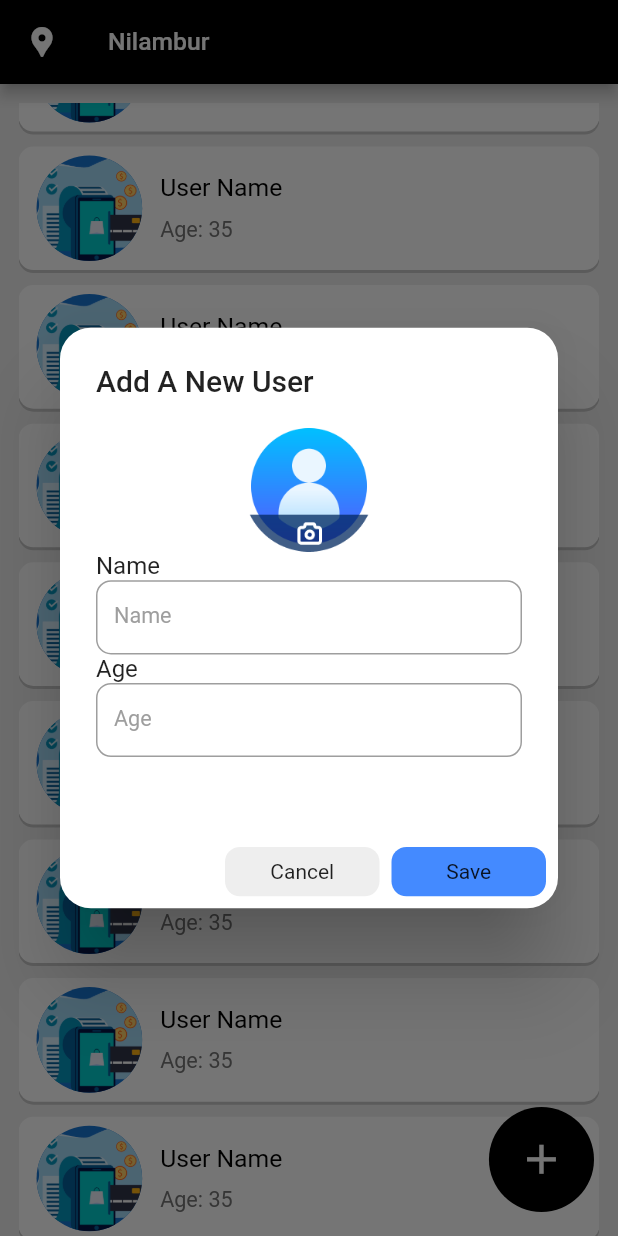
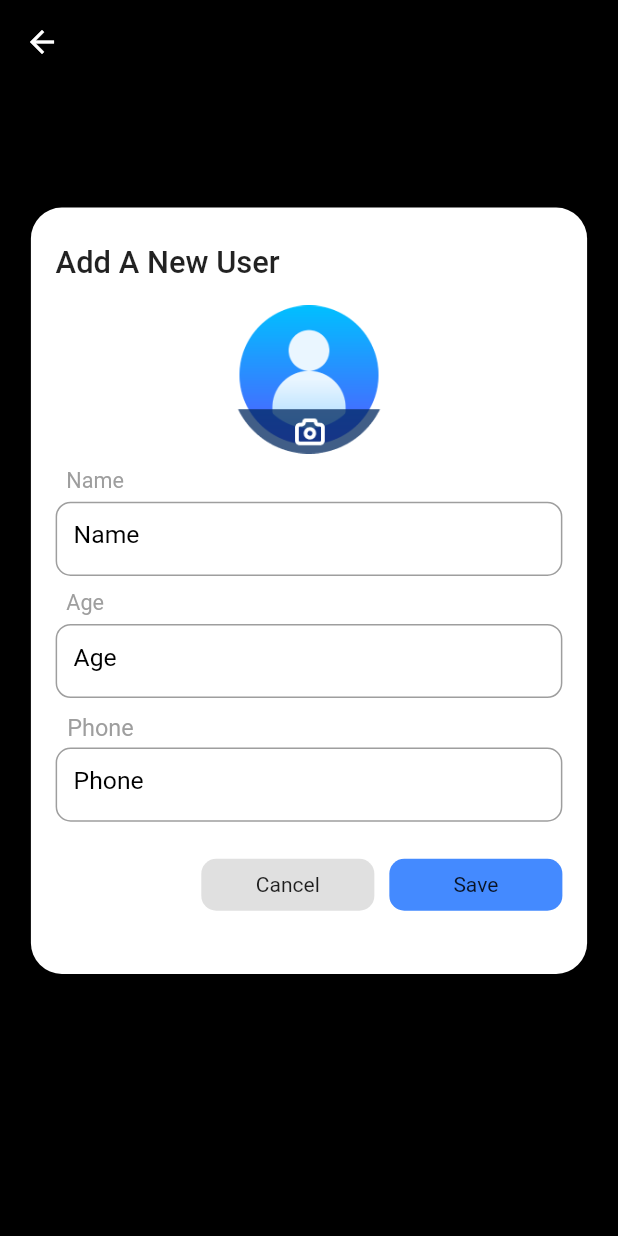
Before and after one commit to SalmanFarizss/UserVerse, a Flutter app: the HomeScreen screen opened directly, scrolled down 158 dp, after a tap on the "add" icon, on a phone screen of 412 x 824 dp. Run offline on Flutter 3.47's test engine with Material 2 defaults, Android fonts, the phone set to English and light mode, and no system bars; our stand-ins replace cloud_firestore, firebase_auth, firebase_core, firebase_storage, flutter_bloc, image_picker and 1 more; accounts and stored records are empty.

Commit message:
add user, user list : back end

```diff
--- /dev/null
+++ b/lib/core/constants/firebase_constants.dart
@@ -0,0 +1,3 @@
+class FirebaseConstants {
+  static const usersCollection='users';
+}
--- a/lib/bloc/auth_bloc.dart
+++ b/lib/features/auth/bloc/auth_bloc.dart
@@ -5,7 +5,7 @@ part 'auth_events.dart';
 
 class AuthBloc extends Bloc<AuthEvents, AuthState> {
   final FirebaseAuth _auth = FirebaseAuth.instance;
-  AuthBloc() : super(InitialState()) {
+  AuthBloc() : super(AuthInitialState()) {
     //sending otp
     on<PhoneSignIn>((event, emit) async {
       try {
--- a/lib/bloc/auth_state.dart
+++ b/lib/features/auth/bloc/auth_state.dart
@@ -1,6 +1,6 @@
 sealed class AuthState {}
 
-final class InitialState extends AuthState {}
+final class AuthInitialState extends AuthState {}
 
 final class AuthFailure extends AuthState {
   String error;
--- a/lib/features/auth/screens/login_screen.dart
+++ b/lib/features/auth/screens/login_screen.dart
@@ -3,11 +3,12 @@ import 'package:flutter/gestures.dart';
 import 'package:flutter/material.dart';
 import 'package:flutter/services.dart';
 import 'package:flutter_bloc/flutter_bloc.dart';
-import 'package:user_verse/bloc/auth_bloc.dart';
-import 'package:user_verse/bloc/auth_state.dart';
 import 'package:user_verse/core/globals.dart';
 import 'package:user_verse/core/utils.dart';
 import 'package:user_verse/features/auth/screens/otp_screen.dart';
+
+import '../bloc/auth_bloc.dart';
+import '../bloc/auth_state.dart';
 
 class LoginScreen extends StatefulWidget {
   const LoginScreen({super.key});
--- a/lib/features/auth/screens/otp_screen.dart
+++ b/lib/features/auth/screens/otp_screen.dart
@@ -2,10 +2,10 @@ import 'package:flutter/cupertino.dart';
 import 'package:flutter/material.dart';
 import 'package:flutter_bloc/flutter_bloc.dart';
 import 'package:pinput/pinput.dart';
-import 'package:user_verse/bloc/auth_bloc.dart';
-import 'package:user_verse/bloc/auth_state.dart';
+import 'package:user_verse/features/auth/bloc/auth_bloc.dart';
+import 'package:user_verse/features/auth/bloc/auth_state.dart';
 import 'package:user_verse/features/auth/screens/login_screen.dart';
-import 'package:user_verse/features/home/home_screen.dart';
+import 'package:user_verse/features/home/screens/home_screen.dart';
 import '../../../core/globals.dart';
 import '../../../core/utils.dart';
 
--- a/lib/features/auth/screens/splash_screen.dart
+++ b/lib/features/auth/screens/splash_screen.dart
@@ -2,7 +2,7 @@ import 'package:flutter/cupertino.dart';
 import 'package:flutter/material.dart';
 import 'package:user_verse/core/globals.dart';
 import 'package:user_verse/features/auth/screens/login_screen.dart';
-import 'package:user_verse/features/home/home_screen.dart';
+import 'package:user_verse/features/home/screens/home_screen.dart';
 class SplashScreen extends StatefulWidget {
   const SplashScreen({super.key});
 
@@ -14,7 +14,7 @@ class _SplashScreenState extends State<SplashScreen> {
   @override
   void initState() {
     Future.delayed(const Duration(seconds: 2),(){
-      Navigator.pushReplacement(context, CupertinoPageRoute(builder: (context) => const LoginScreen(),));
+      Navigator.pushReplacement(context, CupertinoPageRoute(builder: (context) => const HomeScreen(),));
     });
     super.initState();
   }
--- /dev/null
+++ b/lib/features/home/bloc/home_events.dart
@@ -0,0 +1,20 @@
+part of 'home_bloc.dart';
+
+sealed class HomeEvents {}
+
+final class AddUser extends HomeEvents {
+  String name;
+  String phone;
+  int age;
+  File? profileImage;
+  AddUser(
+      {required this.name,
+      required this.phone,
+      required this.age,
+      required this.profileImage});
+}
+final class GetUsers extends HomeEvents{}
+final class UploadImage extends HomeEvents {
+  File image;
+  UploadImage({required this.image});
+}
--- /dev/null
+++ b/lib/features/home/bloc/home_state.dart
@@ -0,0 +1,12 @@
+sealed class HomeState {}
+
+final class HomeInitialState extends HomeState {}
+
+final class HomeFailure extends HomeState {
+  String error;
+  HomeFailure({required this.error});
+}
+
+final class HomeSuccess extends HomeState {}
+
+final class HomeLoading extends HomeState {}
--- /dev/null
+++ b/lib/features/home/bloc/image_cubit.dart
@@ -0,0 +1,13 @@
+import 'dart:io';
+import 'package:flutter_bloc/flutter_bloc.dart';
+import 'package:image_picker/image_picker.dart';
+
+class ImageCubit extends Cubit<File?>{
+  ImageCubit():super(null);
+  Future<void> pickImage() async {
+    var pickedFile=await ImagePicker().pickImage(source: ImageSource.gallery);
+    if(pickedFile!=null){
+      return emit(File(pickedFile.path));
+    }
+  }
+}
--- /dev/null
+++ b/lib/features/home/screens/add_user.dart
@@ -0,0 +1,218 @@
+import 'dart:io';
+import 'package:flutter/material.dart';
+import 'package:flutter/services.dart';
+import 'package:flutter_bloc/flutter_bloc.dart';
+import 'package:user_verse/core/globals.dart';
+import 'package:user_verse/core/utils.dart';
+import 'package:user_verse/features/home/bloc/home_bloc.dart';
+import 'package:user_verse/features/home/bloc/home_state.dart';
+import 'package:user_verse/features/home/bloc/image_cubit.dart';
+
+class AddNewUser extends StatefulWidget {
+  const AddNewUser({super.key});
+
+  @override
+  State<AddNewUser> createState() => _AddNewUserState();
+}
+
+class _AddNewUserState extends State<AddNewUser> {
+  TextEditingController nameController = TextEditingController();
+  TextEditingController ageController = TextEditingController();
+  TextEditingController phoneController = TextEditingController();
+  final imageCubit=ImageCubit();
+  @override
+  Widget build(BuildContext context) {
+    return Scaffold(
+      appBar: AppBar(
+        backgroundColor: Colors.black,
+      ),
+      backgroundColor: Colors.black,
+      body: BlocConsumer<HomeBloc,HomeState>(listener: (context, state) {
+        if(state is HomeFailure){
+          failureSnackBar(context, state.error);
+        }
+        if(state is HomeSuccess){
+          successSnackBar(context, 'User Added...');
+          Navigator.pop(context);
+        }
+      },
+        builder: (context, state) {
+          if(state is HomeLoading){
+            return const Center(child: CircularProgressIndicator(),);
+          }
+          return SingleChildScrollView(
+            child: Center(
+              child: Padding(
+                padding: EdgeInsets.symmetric(
+                    horizontal: width * 0.05, vertical: height * 0.1),
+                child: Container(
+                  decoration: BoxDecoration(
+                      borderRadius: BorderRadius.circular(width * 0.05),
+                      color: Colors.white),
+                  height: height * 0.62,
+                  child: Padding(
+                    padding: EdgeInsets.symmetric(
+                        horizontal: width * 0.04, vertical: height * 0.03),
+                    child: BlocBuilder<ImageCubit,File?>(
+                      bloc: imageCubit,
+                      builder: (context,image) {
+                        return Column(
+                          crossAxisAlignment: CrossAxisAlignment.start,
+                          children: [
+                            Text(
+                              'Add A New User',
+                              style: TextStyle(
+                                  fontSize: width * 0.05, fontWeight: FontWeight.w500),
+                            ),
+                            SizedBox(
+                              height: height * 0.02,
+                            ),
+                            SizedBox(
+                              height: height * 0.12,
+                              width: width,
+                              child: InkWell(
+                                  onTap: () {
+                                    imageCubit.pickImage();
+                                  },
+                                  child:image==null?
+                                  Image.asset('assets/images/default_avatar.png'):CircleAvatar(radius:width*0.2,backgroundImage:FileImage(image,))),
+                            ),
+                            const SizedBox(
+                              height: 10,
+                            ),
+                            Text(
+                              '  Name',
+                              style: TextStyle(
+                                  color: Colors.grey, fontSize: width * 0.035),
+                            ),
+                            const SizedBox(
+                              height: 5,
+                            ),
+                            SizedBox(
+                              height: height * 0.06,
+                              child: TextFormField(
+                                controller: nameController,
+                                decoration: InputDecoration(
+                                    hintText: 'Name',
+                                    hintStyle: TextStyle(
+                                        fontSize: width * 0.04, color: Colors.black),
+                                    border: OutlineInputBorder(
+                                        borderRadius: BorderRadius.circular(10),
+                                        borderSide:
+                                        BorderSide(color: Colors.grey.shade100))),
+                              ),
+                            ),
+                            const SizedBox(
+                              height: 10,
+                            ),
+                            Text(
+                              '  Age',
+                              style: TextStyle(
+                                  color: Colors.grey, fontSize: width * 0.035),
+                            ),
+                            const SizedBox(
+                              height: 5,
+                            ),
+                            SizedBox(
+                              height: height * 0.06,
+                              child: TextFormField(
+                                inputFormatters: [LengthLimitingTextInputFormatter(3)],
+                                controller: ageController,
+                                keyboardType: TextInputType.number,
+                                decoration: InputDecoration(
+                                    hintText: 'Age',
+                                    hintStyle: TextStyle(
+                                        fontSize: width * 0.04, color: Colors.black),
+                                    border: OutlineInputBorder(
+                                        borderRadius: BorderRadius.circular(10),
+                                        borderSide:
+                                        BorderSide(color: Colors.grey.shade100))),
+                              ),
+                            ),
+                            const SizedBox(
+                              height: 10,
+                            ),
+                            Text(
+                              '  Phone',
+                              style: TextStyle(
+                                  color: Colors.grey, fontSize: width * 0.038),
+                            ),
+                            const SizedBox(
+                              height: 5,
+                            ),
+                            SizedBox(
+                              height: height * 0.06,
+                              child: TextFormField(
+                                inputFormatters: [LengthLimitingTextInputFormatter(10)],
+                                controller: phoneController,
+                                keyboardType: TextInputType.phone,
+                                decoration: InputDecoration(
+                                    hintText: 'Phone',
+                                    hintStyle: TextStyle(
+                                        fontSize: width * 0.04, color: Colors.black),
+                                    border: OutlineInputBorder(
+                                        borderRadius: BorderRadius.circular(10),
+                                        borderSide:
+                                        BorderSide(color: Colors.grey.shade100))),
+                              ),
+                            ),
+                            SizedBox(
+                              height: height * 0.03,
+                            ),
+                            Row(
+                              mainAxisAlignment: MainAxisAlignment.end,
+                              children: [
+                                InkWell(
+                                  onTap: () {
+                                    Navigator.pop(context);
+                                  },
+                                  child: Container(
+                                    decoration: BoxDecoration(
+                                        borderRadius: BorderRadius.circular(10),
+                                        color: Colors.grey.shade300),
+                                    height: height * 0.042,
+                                    width: width * 0.28,
+                                    child: const Center(
+                                      child: Text('Cancel'),
+                                    ),
+                                  ),
+                                ),
+                                const SizedBox(
+                                  width: 10,
+                                ),
+                                InkWell(
+                                  onTap: () {
+                                    context.read<HomeBloc>().add(AddUser(
+                                      phone: phoneController.text.trim(),
+                                      name: nameController.text.trim(),
+                                      age: int.tryParse(ageController.text.trim()) ?? 0,
+                                      profileImage: image,
+                                    ));
+                                  },
+                                  child: Container(
+                                    decoration: BoxDecoration(
+                                        borderRadius: BorderRadius.circular(10),
+                                        color: Colors.blueAccent),
+                                    height: height * 0.042,
+                                    width: width * 0.28,
+                                    child: const Center(
+                                      child: Text('Save'),
+                                    ),
+                                  ),
+                                )
+                              ],
+                            )
+                          ],
+                        );
+                      }
+                    ),
+                  ),
+                ),
+              ),
+            ),
+          );
+        }
+      ),
+    );
+  }
+}
--- a/lib/features/home/home_screen.dart
+++ b/lib/features/home/screens/home_screen.dart
@@ -1,9 +1,14 @@
+import 'package:firebase_auth/firebase_auth.dart';
+import 'package:flutter/cupertino.dart';
 import 'package:flutter/material.dart';
+import 'package:user_verse/features/home/bloc/home_bloc.dart';
+import 'package:user_verse/features/home/screens/add_user.dart';
+import 'package:user_verse/models/user_model.dart';
 
-import '../../core/globals.dart';
+import '../../../core/globals.dart';
 
 class HomeScreen extends StatefulWidget {
-  const   HomeScreen({super.key});
+  const HomeScreen({super.key});
 
   @override
   State<HomeScreen> createState() => _HomeScreenState();
@@ -11,6 +16,7 @@ class HomeScreen extends StatefulWidget {
 
 class _HomeScreenState extends State<HomeScreen> {
   TextEditingController searchController = TextEditingController();
+  final _homeBloc = HomeBloc();
   @override
   Widget build(BuildContext context) {
     return SafeArea(
@@ -90,11 +96,18 @@ class _HomeScreenState extends State<HomeScreen> {
                 ),
                 SizedBox(
                   height: height,
-                  child: ListView.builder(
+                  child: StreamBuilder<List<UserModel>>(
+                    stream: _homeBloc.usersStream,
+                    builder: (context, snapshot) {
+                      if (snapshot.hasData) {
+                        final users = snapshot.data!;
+                        return ListView.builder(
                             shrinkWrap: true,
                             physics: NeverScrollableScrollPhysics(),
-                      itemCount: 15,
-                      itemBuilder: (context, index) => Padding(
+                            itemCount: users.length,
+                            itemBuilder: (context, index) {
+                              UserModel user=users[index];
+                              return Padding(
                                   padding: EdgeInsets.symmetric(vertical: 5),
                                   child: Container(
                                     height: height * 0.1,
@@ -110,23 +123,24 @@ class _HomeScreenState extends State<HomeScreen> {
                                       color: Colors.white,
                                     ),
                                     child: Row(
-                                mainAxisAlignment: MainAxisAlignment.start,
+                                      mainAxisAlignment:
+                                          MainAxisAlignment.start,
                                       children: [
                                         Padding(
                                           padding: EdgeInsets.all(6),
                                           child: CircleAvatar(
-                                      backgroundImage: AssetImage(
-                                          'assets/images/login_image.png'),
+                                            backgroundImage: NetworkImage(user.profile),
                                             radius: height * 0.05,
                                           ),
                                         ),
                                         Column(
                                           crossAxisAlignment:
                                               CrossAxisAlignment.start,
-                                    mainAxisAlignment: MainAxisAlignment.center,
+                                          mainAxisAlignment:
+                                              MainAxisAlignment.center,
                                           children: [
                                             Text(
-                                        'User Name',
+                                              user.name,
                                               style: TextStyle(
                                                   fontSize: width * 0.04,
                                                   color: Colors.black),
@@ -135,7 +149,7 @@ class _HomeScreenState extends State<HomeScreen> {
                                               height: 10,
                                             ),
                                             Text(
-                                        'Age: 35',
+                                              user.age.toString(),
                                               style: TextStyle(
                                                   fontSize: width * 0.035,
                                                   color: Colors.grey.shade600),
@@ -145,7 +159,15 @@ class _HomeScreenState extends State<HomeScreen> {
                                       ],
                                     ),
                                   ),
-                          )),
+                                );
+                            });
+                      } else if (snapshot.hasError) {
+                        return Text('Error: ${snapshot.error}');
+                      } else {
+                        return Center(child: CircularProgressIndicator());
+                      }
+                    },
+                  ),
                 )
               ],
             ),
@@ -153,7 +175,11 @@ class _HomeScreenState extends State<HomeScreen> {
         ),
         floatingActionButton: InkWell(
           onTap: () {
-            addNewUser(context: context);
+            Navigator.push(
+                context,
+                CupertinoPageRoute(
+                  builder: (context) => const AddNewUser(),
+                ));
           },
           child: CircleAvatar(
             radius: width * 0.085,
@@ -168,100 +194,12 @@ class _HomeScreenState extends State<HomeScreen> {
       ),
     );
   }
-
-  Future<void> addNewUser({required BuildContext context}) async {
-    TextEditingController nameController = TextEditingController();
-    TextEditingController ageController = TextEditingController();
-    showDialog(
-      context: context,
-      builder: (context) => AlertDialog(
-
-        shape: RoundedRectangleBorder(borderRadius: BorderRadius.circular(width*0.05)),
-        title: Text('Add A New User'),
-        content: SizedBox(
-          height: height * 0.3,
-          width: width ,
-          child: Column(
-            crossAxisAlignment: CrossAxisAlignment.start,
-            children: [
-              SizedBox(
-                height: height * 0.1,
-                width: width,
-                child: Image.asset('assets/images/default_avatar.png'),
-              ),
-              Text('Name'),
-              SizedBox(
-                height: height * 0.06,
-                child: TextFormField(
-                  controller: nameController,
-                  keyboardType: TextInputType.number,
-                  decoration: InputDecoration(
-                      hintText: 'Name',
-                      hintStyle: TextStyle(
-                          fontSize: width * 0.035, color: Colors.grey),
-                      border: OutlineInputBorder(
-                          borderRadius: BorderRadius.circular(10),
-                          borderSide: BorderSide(color: Colors.grey.shade100))),
-                ),
-              ),
-              Text('Age'),
-              SizedBox(
-                height: height * 0.06,
-                child: TextFormField(
-                  controller: ageController,
-                  keyboardType: TextInputType.number,
-                  decoration: InputDecoration(
-                      hintText: 'Age',
-                      hintStyle: TextStyle(
-                          fontSize: width * 0.035, color: Colors.grey),
-                      border: OutlineInputBorder(
-                          borderRadius: BorderRadius.circular(10),
-                          borderSide: BorderSide(color: Colors.grey.shade100))),
-                ),
-              ),
-            ],
-          ),
-        ),
-        actions: [
-          InkWell(
-            onTap: () {
-              Navigator.pop(context);
-            },
-            child: Container(
-              decoration: BoxDecoration(
-                  borderRadius: BorderRadius.circular(10),
-                  color: Colors.grey.shade200),
-              height: height * 0.04,
-              width: width * 0.25,
-              child: Center(
-                child: Text('Cancel'),
-              ),
-            ),
-          ),
-          InkWell(
-            onTap: () {
-              Navigator.pop(context);
-            },
-            child: Container(
-              decoration: BoxDecoration(
-                  borderRadius: BorderRadius.circular(10),
-                  color: Colors.blueAccent),
-              height: height * 0.04,
-              width: width * 0.25,
-              child: Center(
-                child: Text('Save'),
-              ),
-            ),
-          )
-        ],
-      ),
-    );
-  }
-
   void sortingBox({required BuildContext context}) {
     int sortingValue = 0;
     showModalBottomSheet(
-      shape: RoundedRectangleBorder(borderRadius:BorderRadius.vertical(top: Radius.circular(height*0.04)) ),
+        shape: RoundedRectangleBorder(
+            borderRadius:
+                BorderRadius.vertical(top: Radius.circular(height * 0.04))),
         context: context,
         builder: (context) => Container(
               height: height * 0.3,
--- /dev/null
+++ b/lib/models/user_model.dart
@@ -0,0 +1,43 @@
+class UserModel {
+  final String name;
+  final String profile;
+  final String phone;
+  final int age;
+  final List<String> searchKeys;
+  UserModel({
+    required this.name,
+    required this.profile,
+    required this.phone,
+    required this.age,
+    required this.searchKeys,
+  });
+  UserModel copyWit({
+    String? name,
+    String? profile,
+    String? phone,
+    int? age,
+    List<String>? searchKeys,
+  }) =>
+      UserModel(
+          name: name ?? this.name,
+          phone: phone ?? this.phone,
+          age: age ?? this.age,
+          searchKeys: searchKeys ?? this.searchKeys,
+          profile: profile ?? this.profile);
+
+  Map<String, dynamic> toMap() => {
+        'name': name,
+        'profile': profile,
+        'phone': phone,
+        'age': age,
+        'searchKeys': searchKeys,
+      };
+  factory UserModel.fromMap(Map<String, dynamic> map) {
+    return UserModel(
+        name: map['name'],
+        profile: map['profile'],
+        phone: map['phone'],
+        age: map['age'],
+        searchKeys: List<String>.from(map['searchKeys']));
+  }
+}
--- a/pubspec.yaml
+++ b/pubspec.yaml
@@ -41,6 +41,7 @@ dependencies:
   firebase_core: ^2.20.0
   firebase_storage: ^11.6.0
   cloud_firestore: ^4.13.6
+  image_picker: ^1.0.7
 
 dev_dependencies:
   flutter_test:
```
Also changed, not shown: lib/features/home/bloc/home_bloc.dart (added, +80 -0 lines), lib/main.dart (+15 -7 lines), lib/features/auth/bloc/auth_events.dart (renamed from lib/bloc/auth_events.dart), pubspec.lock. Lines whose indentation alone changed are shown as unchanged.
